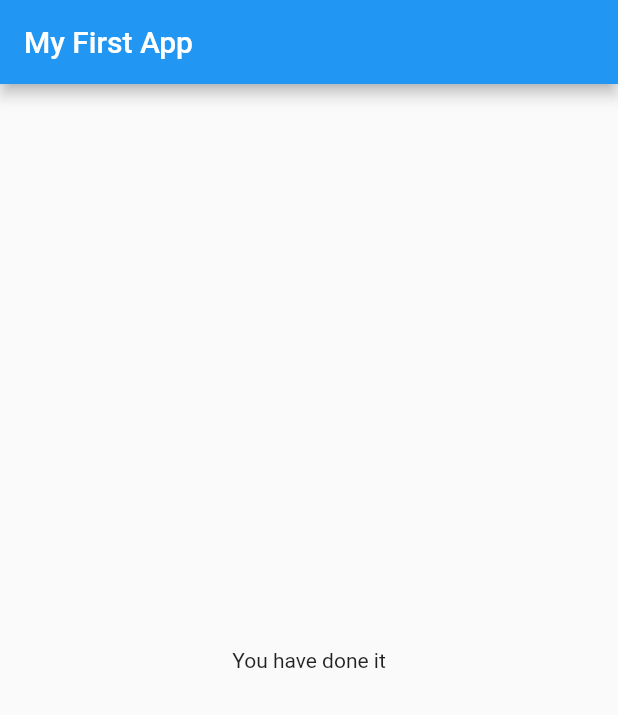
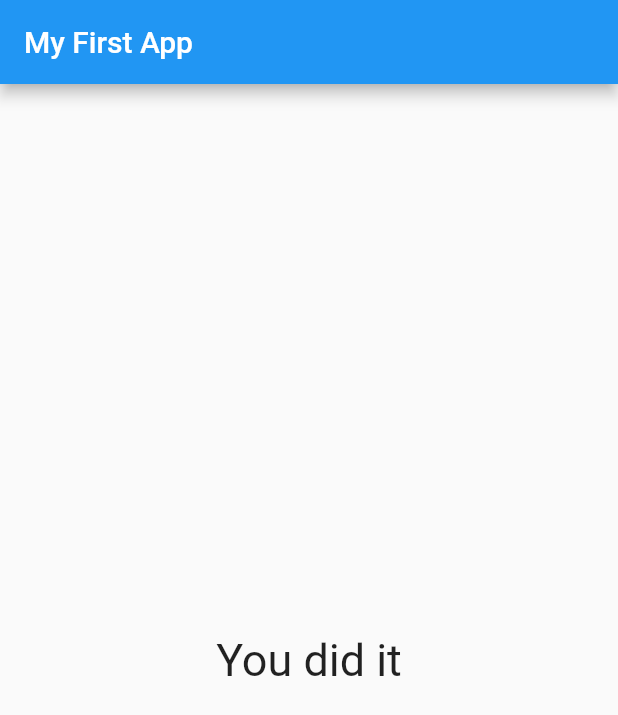
Before and after one commit to aj2460/Flutter-App1, a Flutter app: the screen it shows after launch, after a tap on "Black", after a tap on "Deer", after a tap on "Morgan Freeman", on a phone screen of 412 x 824 dp. Shown: the top 715 px of the screen. Run offline on Flutter 3.47's test engine with Material 2 defaults, Android fonts, the phone set to English and light mode, and no system bars.

Commit message:
Split colum widget into quiz widget and make one for result

```diff
--- a/first_app/lib/main.dart
+++ b/first_app/lib/main.dart
@@ -1,7 +1,8 @@
 import 'package:first_app/answer.dart';
 import 'package:flutter/material.dart';
 
-import './question.dart';
+import './quiz.dart';
+import "./result.dart";
 
 // void main() {
 //   runApp(myApp());
@@ -29,7 +30,7 @@ class _MyAppState extends State<MyApp> {
 
   @override
   Widget build(BuildContext context) {
-    const questions = [
+    const _questions = [
       {
         "questionText": "What's your favorite color?",
         "answers": ["Black", "Blue", "Red", "Pink"]
@@ -53,22 +54,9 @@ class _MyAppState extends State<MyApp> {
         appBar: AppBar(
           title: const Text("My First App"),
         ),
-        body: _questionIndex < questions.length
-            ? Column(
-                children: <Widget>[
-                  Question(
-                    questions[_questionIndex]["questionText"].toString(),
-                  ),
-                  ...(questions[_questionIndex]["answers"] as List<String>).map(
-                    (ans) {
-                      return Answer(_answerClickd, ans);
-                    },
-                  )
-                ],
-              )
-            : Center(
-                child: Text("You have done it"),
-              ),
+        body: _questionIndex < _questions.length
+            ? Quiz(_answerClickd, _questions, _questionIndex)
+            : Result(),
       ),
     );
   }
--- /dev/null
+++ b/first_app/lib/quiz.dart
@@ -0,0 +1,28 @@
+import 'package:flutter/material.dart';
+
+import "./question.dart";
+import "./answer.dart";
+
+class Quiz extends StatelessWidget {
+  final VoidCallback answerBtnClickedHandler;
+  final List<Map<String, Object>> questions;
+  var questionIdx;
+
+  Quiz(this.answerBtnClickedHandler, this.questions, this.questionIdx);
+
+  @override
+  Widget build(BuildContext context) {
+    return Column(
+      children: <Widget>[
+        Question(
+          questions[questionIdx]["questionText"].toString(),
+        ),
+        ...(questions[questionIdx]["answers"] as List<String>).map(
+          (ans) {
+            return Answer(answerBtnClickedHandler, ans);
+          },
+        )
+      ],
+    );
+  }
+}
--- /dev/null
+++ b/first_app/lib/result.dart
@@ -0,0 +1,13 @@
+import 'package:flutter/material.dart';
+
+class Result extends StatelessWidget {
+  @override
+  Widget build(BuildContext context) {
+    return Center(
+      child: Text(
+        "You did it",
+        style: TextStyle(fontSize: 30),
+      ),
+    );
+  }
+}
```
